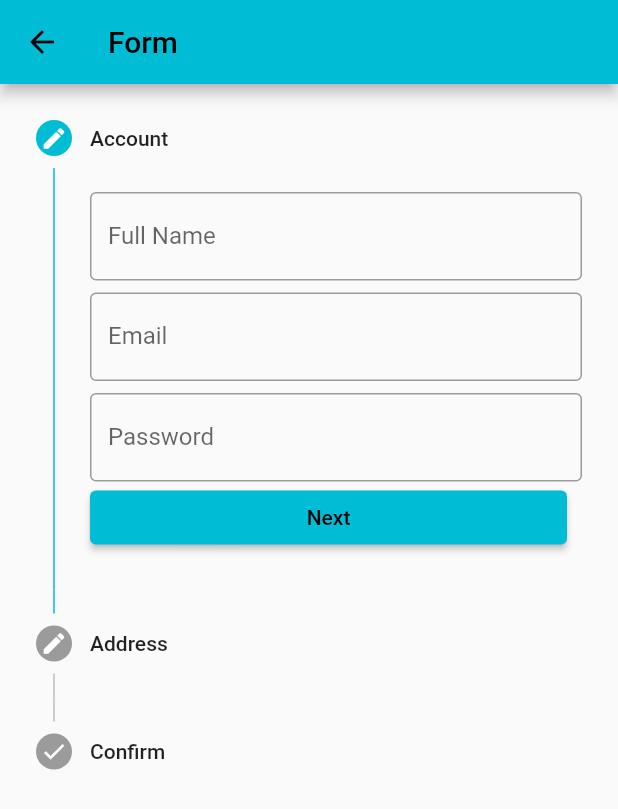
After one commit to fecoderchinh/flutter-votes, a Flutter app: the StepForm screen opened by its route, on a phone screen of 412 x 824 dp. The commit adds this screen. Shown: the top 809 px of the screen. Run offline on Flutter 3.47's test engine with Material 2 defaults, Android fonts, the phone set to English and light mode, and no system bars.

Commit message:
add simple step form

```diff
--- a/lib/main.dart
+++ b/lib/main.dart
@@ -1,6 +1,7 @@
 import 'package:flutter/material.dart';
 import 'package:votes/pages/home.dart';
 import 'package:votes/pages/result.dart';
+import 'package:votes/pages/step_form.dart';
 
 void main() {
   runApp(const MyApp());
@@ -30,6 +31,7 @@ class MyApp extends StatelessWidget {
       routes: {
         HomePage.routeName: (context) => const HomePage(),
         Result.routeName: (context) => const Result(),
+        StepForm.routeName: (context) => StepForm(),
       },
       initialRoute: HomePage.routeName,
     );
--- /dev/null
+++ b/lib/pages/step_form.dart
@@ -0,0 +1,172 @@
+import 'package:flutter/material.dart';
+
+class StepForm extends StatefulWidget {
+  static const routeName = '/step_form';
+
+  const StepForm({Key? key}) : super(key: key);
+
+  @override
+  State<StatefulWidget> createState() {
+    return StepFormState();
+  }
+}
+
+class StepFormState extends State<StepForm> {
+  int _activeStepIndex = 0;
+
+  TextEditingController name = TextEditingController();
+  TextEditingController email = TextEditingController();
+  TextEditingController pass = TextEditingController();
+  TextEditingController address = TextEditingController();
+  TextEditingController pincode = TextEditingController();
+
+  List<Step> stepList() => [
+    Step(
+      state: _activeStepIndex <= 0 ? StepState.editing : StepState.complete,
+      isActive: _activeStepIndex >= 0,
+      title: const Text('Account'),
+      content: Container(
+        child: Column(
+          children: [
+            TextField(
+              controller: name,
+              decoration: const InputDecoration(
+                border: OutlineInputBorder(),
+                labelText: 'Full Name',
+              ),
+            ),
+            const SizedBox(
+              height: 8,
+            ),
+            TextField(
+              controller: email,
+              decoration: const InputDecoration(
+                border: OutlineInputBorder(),
+                labelText: 'Email',
+              ),
+            ),
+            const SizedBox(
+              height: 8,
+            ),
+            TextField(
+              controller: pass,
+              obscureText: true,
+              decoration: const InputDecoration(
+                border: OutlineInputBorder(),
+                labelText: 'Password',
+              ),
+            ),
+          ],
+        ),
+      ),
+    ),
+    Step(
+        state:
+        _activeStepIndex <= 1 ? StepState.editing : StepState.complete,
+        isActive: _activeStepIndex >= 1,
+        title: const Text('Address'),
+        content: Container(
+          child: Column(
+            children: [
+              const SizedBox(
+                height: 8,
+              ),
+              TextField(
+                controller: address,
+                decoration: const InputDecoration(
+                  border: OutlineInputBorder(),
+                  labelText: 'Full House Address',
+                ),
+              ),
+              const SizedBox(
+                height: 8,
+              ),
+              TextField(
+                controller: pincode,
+                decoration: const InputDecoration(
+                  border: OutlineInputBorder(),
+                  labelText: 'Pin Code',
+                ),
+              ),
+            ],
+          ),
+        )),
+    Step(
+        state: StepState.complete,
+        isActive: _activeStepIndex >= 2,
+        title: const Text('Confirm'),
+        content: Container(
+            child: Column(
+              crossAxisAlignment: CrossAxisAlignment.start,
+              mainAxisAlignment: MainAxisAlignment.start,
+              children: [
+                Text('Name: ${name.text}'),
+                Text('Email: ${email.text}'),
+                const Text('Password: *****'),
+                Text('Address : ${address.text}'),
+                Text('PinCode : ${pincode.text}'),
+              ],
+            )))
+  ];
+
+  @override
+  Widget build(BuildContext context) {
+    return Scaffold(
+      appBar: AppBar(title: const Text('Form'),),
+      body: Stepper(
+        type: StepperType.vertical,
+        currentStep: _activeStepIndex,
+        steps: stepList(),
+        onStepContinue: () {
+          if(_activeStepIndex < (stepList().length -1)) {
+            setState(() {
+              _activeStepIndex +=1;
+            });
+          } else {
+            print('Submited');
+          }
+        },
+        onStepCancel: () {
+          if(_activeStepIndex == 0) {
+            return;
+          }
+          setState(() {
+            _activeStepIndex -=1;
+          });
+        },
+        onStepTapped: (int index) {
+          setState(() {
+            _activeStepIndex = index;
+          });
+        },
+        controlsBuilder: (context, controls) {
+          final isLastStep = _activeStepIndex == stepList().length -1;
+          return Container(
+            child: Row(
+              children: [
+                Expanded(
+                  child: ElevatedButton(
+                    onPressed: controls.onStepContinue,
+                    child: (isLastStep)
+                        ? const Text('Submit')
+                        : const Text('Next'),
+                  ),
+                ),
+                const SizedBox(
+                  width: 10,
+                ),
+                if (_activeStepIndex > 0)
+                  Expanded(
+                    child: ElevatedButton(
+                      onPressed: controls.onStepCancel,
+                      child: const Text('Back'),
+                    ),
+                  )
+              ],
+            ),
+          );
+        },
+      ),
+    );
+  }
+}
--- a/lib/partials/drawer.dart
+++ b/lib/partials/drawer.dart
@@ -1,6 +1,7 @@
 import 'package:flutter/material.dart';
 import 'package:votes/pages/home.dart';
 import 'package:votes/pages/result.dart';
+import 'package:votes/pages/step_form.dart';
 
 class MyDrawer extends StatelessWidget {
   const MyDrawer({Key? key}) : super(key: key);
@@ -40,6 +41,15 @@ class MyDrawer extends StatelessWidget {
               Navigator.pushNamed(context, Result.routeName);
             },
           ),
+          ListTile(
+            title: const Text('Form'),
+            onTap: () {
+              // Update the state of the app
+              // ...
+              // Then close the drawer
+              Navigator.pushNamed(context, StepForm.routeName);
+            },
+          ),
         ],
       ),
     );
```
